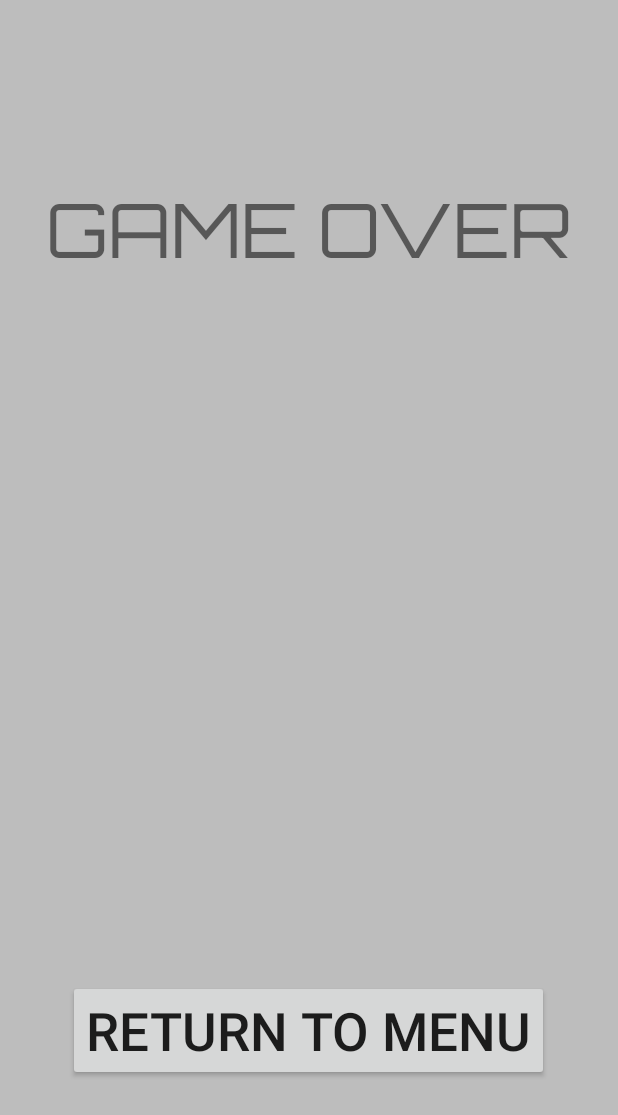
After one commit to adrianczuczka/Songle, an Android app: the layout activity_game_over.xml on its own in the app's theme, with its tools: preview values and no code run, on a phone screen of 412 x 824 dp. The commit adds this screen. Shown: the top 1115 px of the screen. Run offline under Robolectric (Android 15) with nearby library versions, the phone set to English and light mode, and no system bars; Roboto replaces fonts that are not available here.

Commit message:
game over activity

```diff
--- a/app/src/main/java/com/adrianczuczka/songle/AppCompatPreferenceActivity.java
+++ b/app/src/main/java/com/adrianczuczka/songle/AppCompatPreferenceActivity.java
@@ -4,6 +4,7 @@ import android.content.res.Configuration;
 import android.os.Bundle;
 import android.preference.PreferenceActivity;
 import android.support.annotation.LayoutRes;
+import android.support.annotation.NonNull;
 import android.support.annotation.Nullable;
 import android.support.v7.app.ActionBar;
 import android.support.v7.app.AppCompatDelegate;
@@ -41,6 +42,7 @@ public abstract class AppCompatPreferenceActivity extends PreferenceActivity {
         getDelegate().setSupportActionBar(toolbar);
     }
 
+    @NonNull
     @Override
     public MenuInflater getMenuInflater() {
         return getDelegate().getMenuInflater();
--- a/app/src/main/java/com/adrianczuczka/songle/ChooseSong.java
+++ b/app/src/main/java/com/adrianczuczka/songle/ChooseSong.java
@@ -38,7 +38,7 @@ public class ChooseSong extends AppCompatActivity {
         if(getSupportActionBar() != null){
             getSupportActionBar().setDisplayHomeAsUpEnabled(true);
         }*/
-        recyclerView = (RecyclerView) findViewById(R.id.recycler_view);
+        recyclerView = findViewById(R.id.recycler_view);
 
         //mAdapter = new SongsAdapter(songList);
         RecyclerView.LayoutManager mLayoutManager = new LinearLayoutManager(getApplicationContext());
@@ -106,8 +106,8 @@ public class ChooseSong extends AppCompatActivity {
     }
 
     public void onClickSong(View view) {
-        TextView numberView = (TextView) view.findViewById(R.id.Number);
-        TextView titleView = (TextView) view.findViewById(R.id.Title);
+        TextView numberView = view.findViewById(R.id.Number);
+        TextView titleView = view.findViewById(R.id.Title);
         Intent kmlIntent = new Intent(ChooseSong.this, NetworkActivity.class);
         kmlIntent.putExtra("url", "http://www.inf.ed.ac.uk/teaching/courses/selp/data/songs/" + String.valueOf(numberView.getText()) + "/");
         kmlIntent.putExtra("number", String.valueOf(numberView.getText()));
--- a/app/src/main/java/com/adrianczuczka/songle/SetTimerPreference.java
+++ b/app/src/main/java/com/adrianczuczka/songle/SetTimerPreference.java
@@ -137,7 +137,7 @@ public class SetTimerPreference extends DialogPreference {
                     secondsWarning.setVisibility(View.GONE);
                     return null;
                 }
-            } catch (NumberFormatException nfe) {
+            } catch (NumberFormatException ignored) {
             }
             switch (view) {
                 case "editTextHours":
--- a/app/src/main/java/com/adrianczuczka/songle/WelcomeScreen.java
+++ b/app/src/main/java/com/adrianczuczka/songle/WelcomeScreen.java
@@ -6,11 +6,7 @@ import android.net.ConnectivityManager;
 import android.net.NetworkInfo;
 import android.os.Bundle;
 import android.support.v7.app.AppCompatActivity;
-import android.view.Gravity;
-import android.view.LayoutInflater;
 import android.view.View;
-import android.view.ViewGroup;
-import android.widget.TextView;
 import android.widget.Toast;
 
 public class WelcomeScreen extends AppCompatActivity {
@@ -46,6 +42,7 @@ public class WelcomeScreen extends AppCompatActivity {
     public boolean isOnline() {
         ConnectivityManager connMgr = (ConnectivityManager)
                 getSystemService(Context.CONNECTIVITY_SERVICE);
+        assert connMgr != null;
         NetworkInfo networkInfo = connMgr.getActiveNetworkInfo();
         return (networkInfo != null && networkInfo.isConnected());
     }
--- a/app/src/main/java/com/adrianczuczka/songle/WordListFragment.java
+++ b/app/src/main/java/com/adrianczuczka/songle/WordListFragment.java
@@ -34,7 +34,7 @@ public class WordListFragment extends DialogFragment {
     @Override
     public View onCreateView(LayoutInflater inflater, @Nullable ViewGroup container, Bundle savedInstanceState) {
         View view = inflater.inflate(R.layout.word_list_fragment, container, false);
-        GridView grid = (GridView) view.findViewById(R.id.grid);
+        GridView grid = view.findViewById(R.id.grid);
         WordListAdapter wordListAdapter = new WordListAdapter(getActivity(), wordList);
         grid.setAdapter(wordListAdapter);
         return view;
--- a/app/src/main/res/font/orbitron.xml
+++ b/app/src/main/res/font/orbitron.xml
@@ -3,4 +3,4 @@
     app:fontProviderAuthority="com.google.android.gms.fonts"
     app:fontProviderPackage="com.google.android.gms"
     app:fontProviderQuery="Orbitron"
-    app:fontProviderCerts="@array/com_google_android_gms_fonts_certs"></font-family>
+    app:fontProviderCerts="@array/com_google_android_gms_fonts_certs" />
--- a/app/src/main/res/font/sniglet.xml
+++ b/app/src/main/res/font/sniglet.xml
@@ -3,4 +3,4 @@
     app:fontProviderAuthority="com.google.android.gms.fonts"
     app:fontProviderPackage="com.google.android.gms"
     app:fontProviderQuery="Sniglet"
-    app:fontProviderCerts="@array/com_google_android_gms_fonts_certs"></font-family>
+    app:fontProviderCerts="@array/com_google_android_gms_fonts_certs" />
--- a/app/src/main/res/layout/activity_choose_song.xml
+++ b/app/src/main/res/layout/activity_choose_song.xml
@@ -1,13 +1,11 @@
 <?xml version="1.0" encoding="utf-8"?>
 <android.support.design.widget.CoordinatorLayout xmlns:android="http://schemas.android.com/apk/res/android"
-    xmlns:app="http://schemas.android.com/apk/res-auto"
     xmlns:tools="http://schemas.android.com/tools"
     android:layout_width="match_parent"
     android:layout_height="match_parent"
     android:fitsSystemWindows="true"
     tools:context="com.adrianczuczka.songle.ChooseSong"
-    android:background="@color/cyan"
-    >
+    android:background="@color/cyan">
 
     <include
         layout="@layout/content_choose_song"
--- /dev/null
+++ b/app/src/main/res/layout/activity_game_over.xml
@@ -0,0 +1,35 @@
+<?xml version="1.0" encoding="utf-8"?>
+<RelativeLayout xmlns:android="http://schemas.android.com/apk/res/android"
+    android:orientation="vertical"
+    android:layout_width="match_parent"
+    android:layout_height="match_parent"
+    android:background="@color/gray">
+
+    <TextView
+        android:id="@+id/game_over_text"
+        android:layout_width="wrap_content"
+        android:layout_height="wrap_content"
+        android:layout_alignParentTop="true"
+        android:layout_centerHorizontal="true"
+        android:layout_marginTop="121dp"
+        android:fontFamily="@font/orbitron"
+        android:text="GAME OVER"
+        android:textSize="50sp" />
+
+    <TextView
+        android:id="@+id/game_over_reason"
+        android:layout_width="wrap_content"
+        android:layout_height="wrap_content"
+        android:layout_centerHorizontal="true"
+        android:layout_centerVertical="true" />
+
+    <Button
+        android:id="@+id/game_over_return_button"
+        android:layout_width="wrap_content"
+        android:layout_height="wrap_content"
+        android:layout_alignParentBottom="true"
+        android:layout_centerHorizontal="true"
+        android:layout_marginBottom="103dp"
+        android:text="RETURN TO MENU"
+        android:textSize="35sp" />
+</RelativeLayout>
--- a/app/src/main/res/layout/activity_game_ui.xml
+++ b/app/src/main/res/layout/activity_game_ui.xml
@@ -32,7 +32,8 @@
             android:layout_marginStart="10dp"
             android:layout_marginTop="10dp"
             android:background="@drawable/image_button_style"
-            android:src="@mipmap/heatmap" />
+            android:src="@mipmap/heatmap"
+            android:contentDescription="Turn heatmap on and off" />
 
         <ImageButton
             android:id="@+id/marker_button"
--- a/app/src/main/res/layout/activity_network.xml
+++ b/app/src/main/res/layout/activity_network.xml
@@ -1,6 +1,5 @@
 <?xml version="1.0" encoding="utf-8"?>
 <android.support.constraint.ConstraintLayout xmlns:android="http://schemas.android.com/apk/res/android"
-    xmlns:app="http://schemas.android.com/apk/res-auto"
     xmlns:tools="http://schemas.android.com/tools"
     android:layout_width="match_parent"
     android:layout_height="match_parent"
```
Also changed, not shown: app/src/main/java/com/adrianczuczka/songle/ChooseDifficultyFragment.java (+5 -5 lines), app/src/main/java/com/adrianczuczka/songle/GameOverActivity.java (added, +24 -0 lines), app/src/main/java/com/adrianczuczka/songle/GameUI.java (+55 -53 lines), app/src/main/java/com/adrianczuczka/songle/KMLParser.java (deleted, +0 -159 lines), app/src/main/java/com/adrianczuczka/songle/SettingsActivity.java (+4 -3 lines), app/src/main/java/com/adrianczuczka/songle/SongsAdapter.java (+5 -3 lines).
